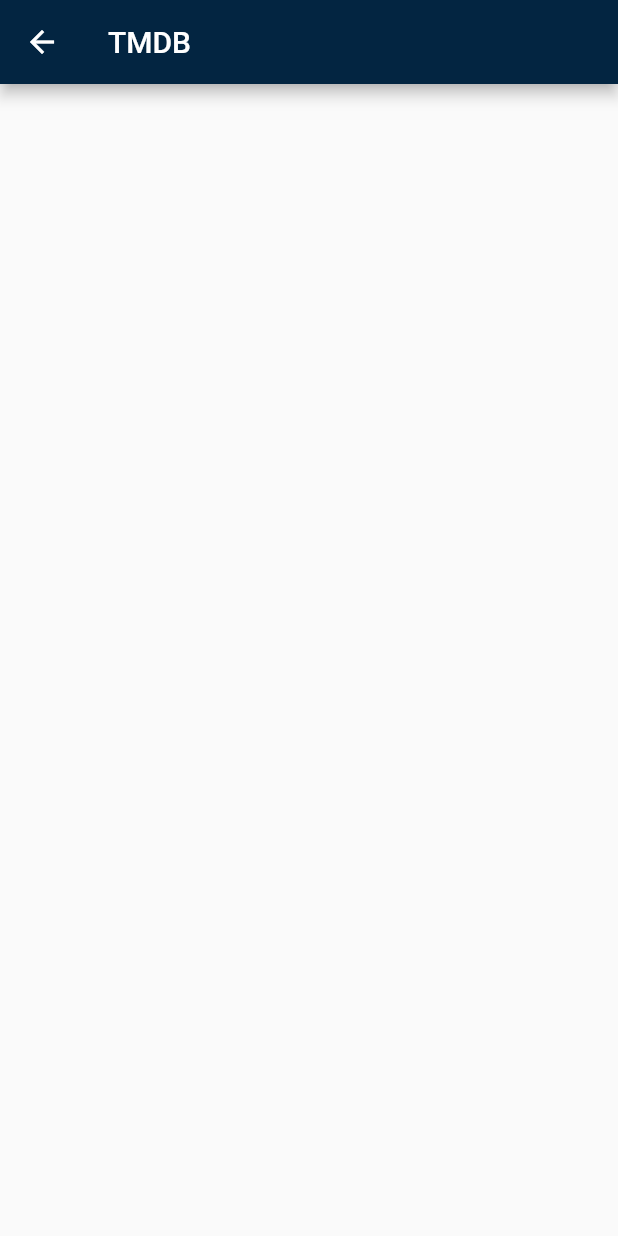
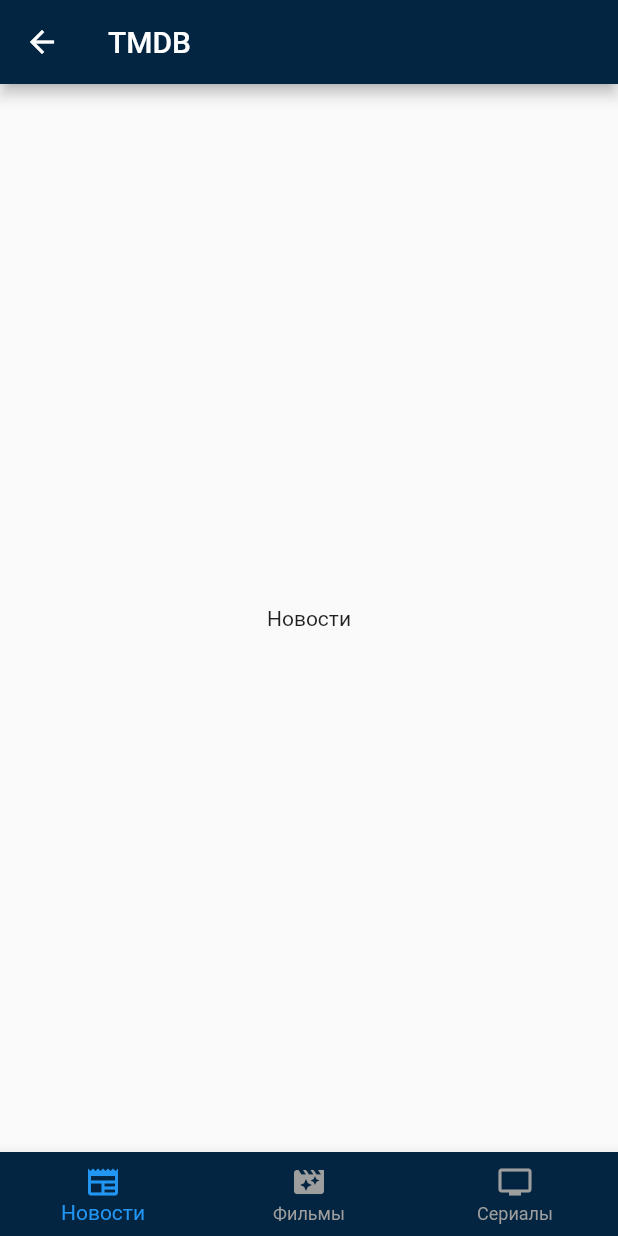
Before and after one commit to s1mplesanya/flutter_basics, a Flutter app: the MainScreenWidget screen opened by its route, on a phone screen of 412 x 824 dp. Run offline on Flutter 3.47's test engine with Material 2 defaults, Android fonts, the phone set to English and light mode, and no system bars.

Commit message:
add bottomnavigationbar

```diff
--- /dev/null
+++ b/lib/Theme/app_colors.dart
@@ -0,0 +1,7 @@
+import 'package:flutter/material.dart';
+
+abstract class AppColors {
+  final mainColor = const Color(0xFF01B4E4);
+
+  static const mainDarkBlue = Color.fromRGBO(3, 37, 65, 1);
+}
--- a/lib/widgets/auth/auth_widget.dart
+++ b/lib/widgets/auth/auth_widget.dart
@@ -76,8 +76,8 @@ class _FormWidget extends StatefulWidget {
 }
 
 class __FormWidgetState extends State<_FormWidget> {
-  final _loginTextController = TextEditingController();
-  final _passwordTextController = TextEditingController();
+  final _loginTextController = TextEditingController(text: "admin");
+  final _passwordTextController = TextEditingController(text: "admin");
   String? errorText;
 
   void _auth() {
--- a/lib/widgets/mainScreen/main_screen_widget.dart
+++ b/lib/widgets/mainScreen/main_screen_widget.dart
@@ -8,12 +8,40 @@ class MainScreenWidget extends StatefulWidget {
 }
 
 class _MainScreenWidgetState extends State<MainScreenWidget> {
+  int _selectedPage = 0;
+
+  void onSelectPage(int index) {
+    if (_selectedPage == index) return;
+    setState(() {
+      _selectedPage = index;
+    });
+  }
+
+  static const List<Widget> pages = <Widget>[
+    Text('Новости'),
+    Text('Фильмы'),
+    Text('Сериалы'),
+  ];
+
   @override
   Widget build(BuildContext context) {
     return Scaffold(
       appBar: AppBar(
         title: const Text('TMDB'),
       ),
+      body: Center(
+        child: pages[_selectedPage],
+      ),
+      bottomNavigationBar: BottomNavigationBar(
+          currentIndex: _selectedPage,
+          items: const [
+            BottomNavigationBarItem(
+                icon: Icon(Icons.newspaper), label: "Новости"),
+            BottomNavigationBarItem(
+                icon: Icon(Icons.movie_filter), label: "Фильмы"),
+            BottomNavigationBarItem(icon: Icon(Icons.tv), label: "Сериалы"),
+          ],
+          onTap: onSelectPage),
     );
   }
 }
```
Also changed, not shown: lib/main.dart (+14 -8 lines).
